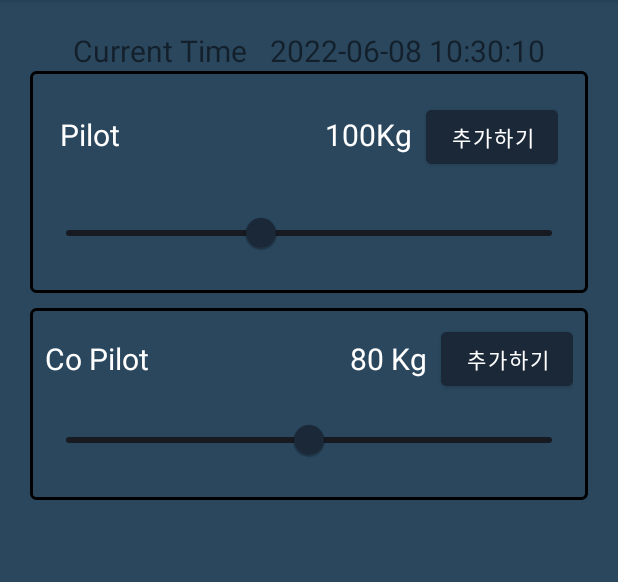
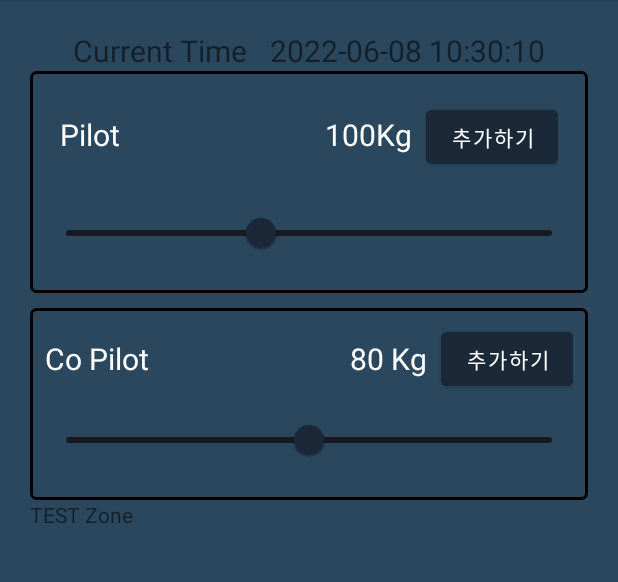
Before and after one commit to asd14235/Weight_N_Balance, an Android app: the pilotWeightActivity screen opened directly, with no data from a screen before it, on a phone screen of 412 x 824 dp, the part 84-666 px from its top. Run offline under Robolectric (Android 15) with nearby library versions, the phone set to English and light mode, and no system bars; our stand-ins replace data binding; 3 statements that could not run were skipped.

```diff
--- a/app/src/main/res/layout/activity_pilot_weight.xml
+++ b/app/src/main/res/layout/activity_pilot_weight.xml
@@ -167,6 +167,12 @@
 
                 </LinearLayout>
 
+                <TextView
+                    android:id="@+id/TestZone"
+                    android:layout_width="wrap_content"
+                    android:layout_height="wrap_content"
+                    android:text="TEST Zone"/>
+
 
 
 
```
Also changed, not shown: app/src/main/java/com/neppplus/weight_n_balance/weights/pilotWeightActivity.kt (+26 -26 lines).
